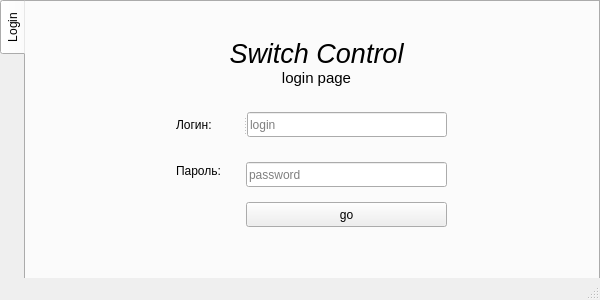
GeorgiyX/TRPO-HW2, file ui/switchcontrol.ui: the form before one commit.
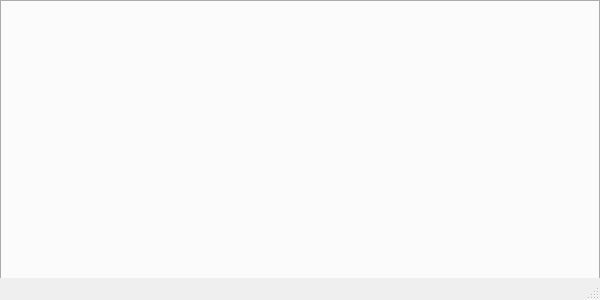
The form after the commit.

Commit message: вынес login в отдельный класс

```diff
--- a/ui/switchcontrol.ui
+++ b/ui/switchcontrol.ui
@@ -47,97 +47,6 @@
     <property name="elideMode">
      <enum>Qt::ElideNone</enum>
     </property>
-    <widget class="QWidget" name="loginPage">
-     <attribute name="title">
-      <string>Login</string>
-     </attribute>
-     <widget class="QLabel" name="label_4">
-      <property name="geometry">
-       <rect>
-        <x>170</x>
-        <y>10</y>
-        <width>241</width>
-        <height>101</height>
-       </rect>
-      </property>
-      <property name="text">
-       <string>&lt;!DOCTYPE HTML PUBLIC &quot;-//W3C//DTD HTML 4.0//EN&quot; &quot;http://www.w3.org/TR/REC-html40/strict.dtd&quot;&gt;
-&lt;html&gt;&lt;head&gt;&lt;meta name=&quot;qrichtext&quot; content=&quot;1&quot; /&gt;&lt;style type=&quot;text/css&quot;&gt;
-p, li { white-space: pre-wrap; }
-&lt;/style&gt;&lt;/head&gt;&lt;body style=&quot; font-family:'Ubuntu'; font-size:11pt; font-weight:400; font-style:normal;&quot;&gt;
-&lt;p align=&quot;center&quot; style=&quot; margin-top:0px; margin-bottom:0px; margin-left:0px; margin-right:0px; -qt-block-indent:0; text-indent:0px;&quot;&gt;&lt;span style=&quot; font-size:20pt; font-style:italic;&quot;&gt;Switch Control&lt;/span&gt;&lt;/p&gt;
-&lt;p align=&quot;center&quot; style=&quot; margin-top:0px; margin-bottom:0px; margin-left:0px; margin-right:0px; -qt-block-indent:0; text-indent:0px;&quot;&gt;login page&lt;/p&gt;&lt;/body&gt;&lt;/html&gt;</string>
-      </property>
-     </widget>
-     <widget class="QPushButton" name="btnGoLogin">
-      <property name="geometry">
-       <rect>
-        <x>220</x>
-        <y>200</y>
-        <width>201</width>
-        <height>25</height>
-       </rect>
-      </property>
-      <property name="text">
-       <string>go</string>
-      </property>
-     </widget>
-     <widget class="QSplitter" name="splitter_2">
-      <property name="geometry">
-       <rect>
-        <x>150</x>
-        <y>110</y>
-        <width>271</width>
-        <height>25</height>
-       </rect>
-      </property>
-      <property name="orientation">
-       <enum>Qt::Horizontal</enum>
-      </property>
-      <widget class="QLabel" name="label_2">
-       <property name="text">
-        <string>Логин:</string>
-       </property>
-      </widget>
-      <widget class="QLineEdit" name="leLogin">
-       <property name="inputMask">
-        <string/>
-       </property>
-       <property name="placeholderText">
-        <string>login</string>
-       </property>
-      </widget>
-     </widget>
-     <widget class="QLabel" name="label_3">
-      <property name="geometry">
-       <rect>
-        <x>150</x>
-        <y>160</y>
-        <width>57</width>
-        <height>17</height>
-       </rect>
-      </property>
-      <property name="text">
-       <string>Пароль:</string>
-      </property>
-     </widget>
-     <widget class="QLineEdit" name="lePassword">
-      <property name="geometry">
-       <rect>
-        <x>220</x>
-        <y>160</y>
-        <width>201</width>
-        <height>25</height>
-       </rect>
-      </property>
-      <property name="echoMode">
-       <enum>QLineEdit::Password</enum>
-      </property>
-      <property name="placeholderText">
-       <string>password</string>
-      </property>
-     </widget>
-    </widget>
    </widget>
   </widget>
   <widget class="QStatusBar" name="statusbar"/>
```
Left out of the diff: 2 changed lines with no effect on the pictures. The commit also changes 9 other files.
